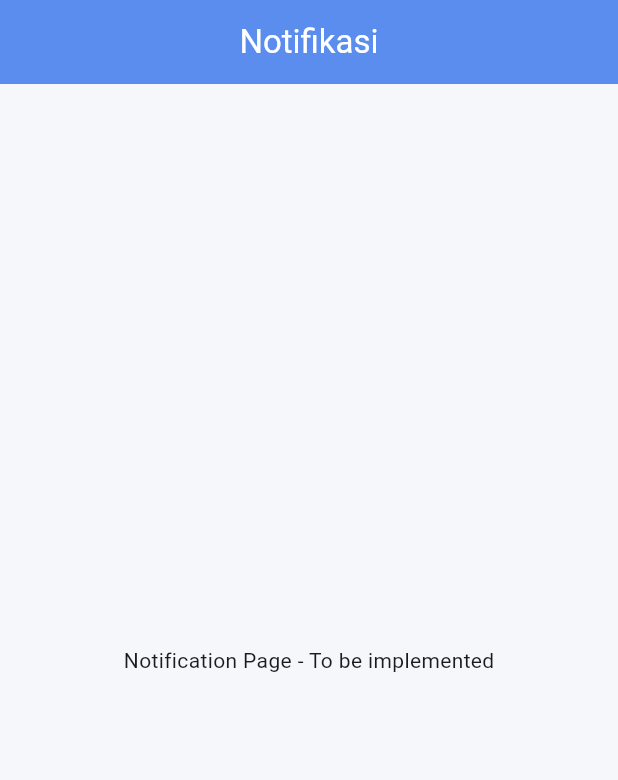
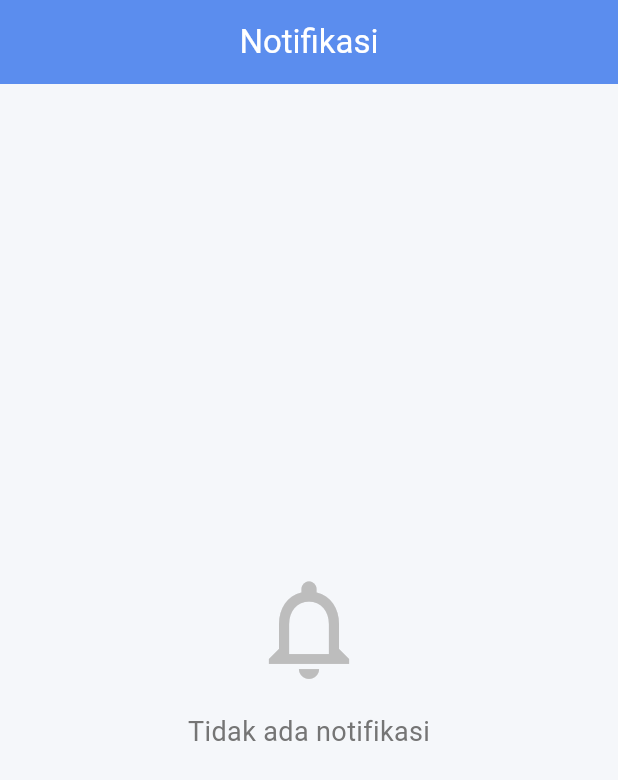
Before and after one commit to wvionn/JAJANYUK, a Flutter app: the NotificationPage screen opened by its route, on a phone screen of 412 x 824 dp. Shown: the top 780 px of the screen. Run offline on Flutter 3.47's test engine with Material 3 defaults, Android fonts, the phone set to English and light mode, and no system bars; our stand-ins replace dartz, equatable, flutter_riverpod, go_router, supabase_flutter; accounts and stored records are empty.

Commit message:
feat(notification): create notification page with empty state
- Add notification page with empty state UI
- Display notification icon and placeholder message
- Use consistent styling with AppColors
- Ready for notification feature implementation

```diff
--- a/lib/features/notification/presentation/pages/notification_page.dart
+++ b/lib/features/notification/presentation/pages/notification_page.dart
@@ -1,17 +1,30 @@
 import 'package:flutter/material.dart';
-import 'package:flutter_riverpod/flutter_riverpod.dart';
+import '../../../../core/theme/app_colors.dart';
 
-class NotificationPage extends ConsumerWidget {
+class NotificationPage extends StatelessWidget {
   const NotificationPage({super.key});
 
   @override
-  Widget build(BuildContext context, WidgetRef ref) {
+  Widget build(BuildContext context) {
     return Scaffold(
       appBar: AppBar(
         title: const Text('Notifikasi'),
+        backgroundColor: AppColors.primary,
+        foregroundColor: Colors.white,
       ),
-      body: const Center(
-        child: Text('Notification Page - To be implemented'),
+      body: Center(
+        child: Column(
+          mainAxisAlignment: MainAxisAlignment.center,
+          children: [
+            Icon(Icons.notifications_outlined,
+                size: 80, color: Colors.grey[400]),
+            const SizedBox(height: 16),
+            Text(
+              'Tidak ada notifikasi',
+              style: TextStyle(fontSize: 18, color: Colors.grey[600]),
+            ),
+          ],
+        ),
       ),
     );
   }
```
